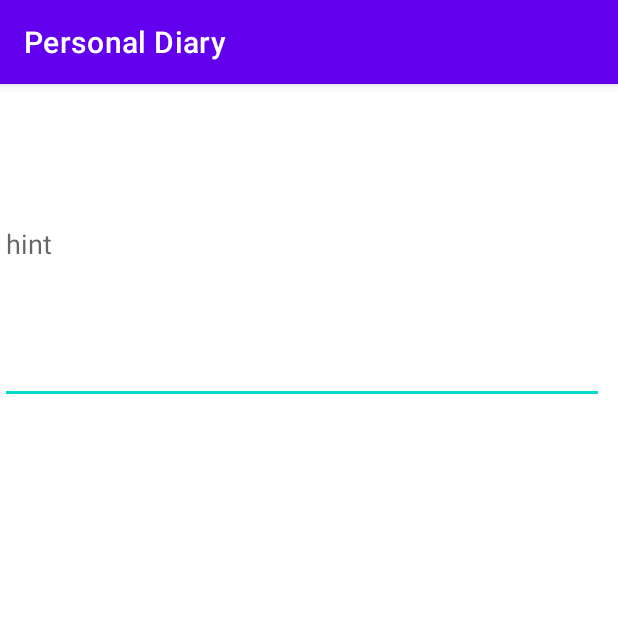
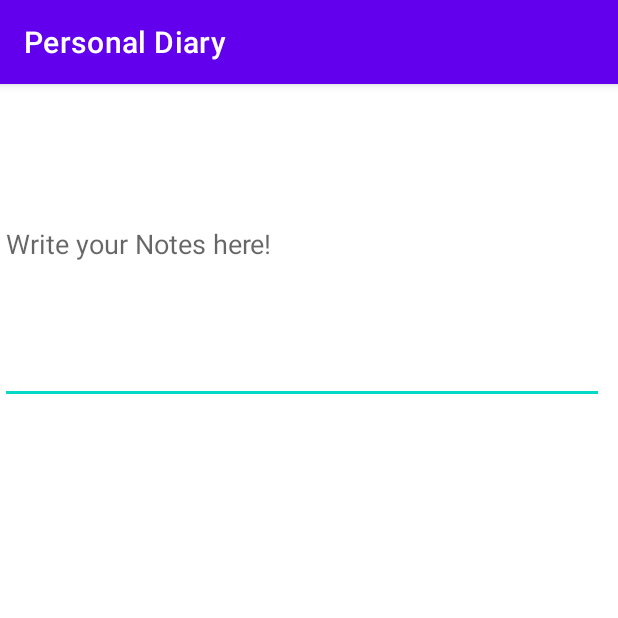
Before and after one commit to aryanlath/App-Dev-Task, an Android app: the MainActivity2 screen opened directly, with no data from a screen before it, on a phone screen of 412 x 824 dp, the top half of it. Run offline under Robolectric (Android 15) with nearby library versions, the phone set to English and light mode, and no system bars.

Commit message:
Update activity_main2.xml

```diff
--- a/app/src/main/res/layout/activity_main2.xml
+++ b/app/src/main/res/layout/activity_main2.xml
@@ -21,7 +21,7 @@
         android:layout_height="213dp"
         android:layout_alignParentEnd="true"
         android:layout_marginEnd="9dp"
-        android:hint="hint"
+        android:hint="Write your Notes here!"
         app:layout_constraintBottom_toBottomOf="parent"
         app:layout_constraintEnd_toEndOf="parent"
         app:layout_constraintStart_toStartOf="parent"
```
